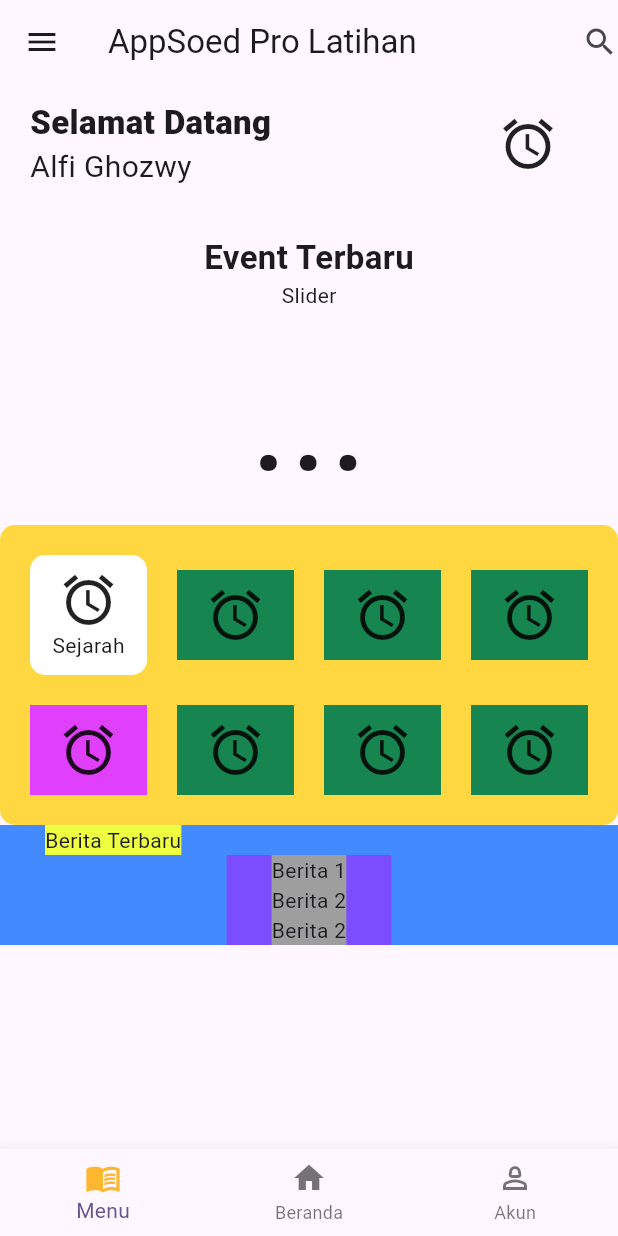
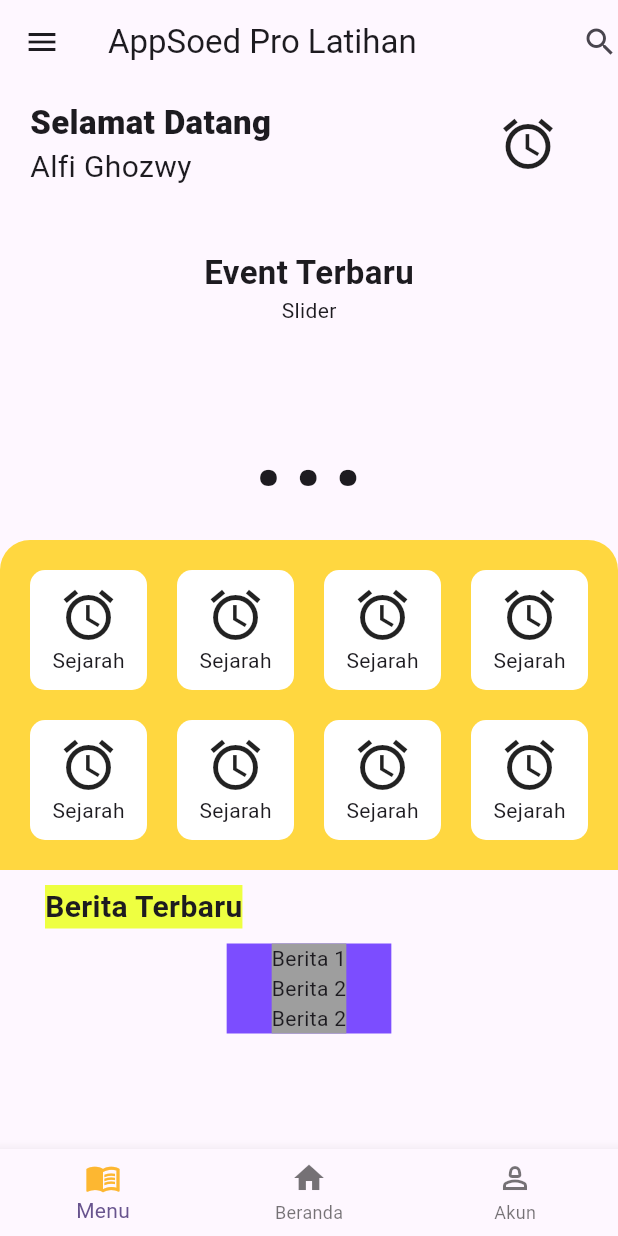
Before and after one commit to shizucc/AppSoed-Training, a Flutter app: the screen it shows after launch, on a phone screen of 412 x 824 dp. Run offline on Flutter 3.47's test engine with Material 2 defaults, Android fonts, the phone set to English and light mode, and no system bars.

Commit message:
add many

```diff
--- a/lib/main.dart
+++ b/lib/main.dart
@@ -17,7 +17,7 @@ class HomePage extends StatelessWidget {
       ),
       body: Column(crossAxisAlignment: CrossAxisAlignment.start, children: [
         Container(
-          margin: const EdgeInsets.only(top: 10),
+          margin: const EdgeInsets.symmetric(vertical: 10),
           child: Row(
             children: [
               Expanded(
@@ -83,8 +83,9 @@ class HomePage extends StatelessWidget {
         Container(
           padding: const EdgeInsets.all(10),
           decoration: const BoxDecoration(
-                borderRadius: BorderRadius.all(Radius.circular(10)),
+              borderRadius: BorderRadius.vertical(top: Radius.circular(20)),
               color: Colors.amberAccent),
+          child: Center(
               child: Column(
             children: [
               Row(
@@ -114,13 +115,21 @@ class HomePage extends StatelessWidget {
                   Expanded(
                     child: Container(
                       margin: const EdgeInsets.all(10),
-                        color: const Color.fromARGB(255, 23, 133, 79),
+                      decoration: const BoxDecoration(
+                        borderRadius: BorderRadius.all(Radius.circular(10)),
+                        color: Colors.white,
+                      ),
                       child: Expanded(
                           child: Container(
                         padding: const EdgeInsets.all(10),
-                          child: const Icon(
+                        child: const Column(
+                          children: [
+                            Icon(
                               Icons.access_alarm_outlined,
                               size: 40,
+                            ),
+                            Text("Sejarah")
+                          ],
                         ),
                       )),
                     ),
@@ -128,13 +137,21 @@ class HomePage extends StatelessWidget {
                   Expanded(
                     child: Container(
                       margin: const EdgeInsets.all(10),
-                        color: const Color.fromARGB(255, 23, 133, 79),
+                      decoration: const BoxDecoration(
+                        borderRadius: BorderRadius.all(Radius.circular(10)),
+                        color: Colors.white,
+                      ),
                       child: Expanded(
                           child: Container(
                         padding: const EdgeInsets.all(10),
-                          child: const Icon(
+                        child: const Column(
+                          children: [
+                            Icon(
                               Icons.access_alarm_outlined,
                               size: 40,
+                            ),
+                            Text("Sejarah")
+                          ],
                         ),
                       )),
                     ),
@@ -142,13 +159,21 @@ class HomePage extends StatelessWidget {
                   Expanded(
                     child: Container(
                       margin: const EdgeInsets.all(10),
-                        color: const Color.fromARGB(255, 23, 133, 79),
+                      decoration: const BoxDecoration(
+                        borderRadius: BorderRadius.all(Radius.circular(10)),
+                        color: Colors.white,
+                      ),
                       child: Expanded(
                           child: Container(
                         padding: const EdgeInsets.all(10),
-                          child: const Icon(
+                        child: const Column(
+                          children: [
+                            Icon(
                               Icons.access_alarm_outlined,
                               size: 40,
+                            ),
+                            Text("Sejarah")
+                          ],
                         ),
                       )),
                     ),
@@ -160,13 +185,21 @@ class HomePage extends StatelessWidget {
                   Expanded(
                     child: Container(
                       margin: const EdgeInsets.all(10),
-                        color: Colors.purpleAccent,
+                      decoration: const BoxDecoration(
+                        borderRadius: BorderRadius.all(Radius.circular(10)),
+                        color: Colors.white,
+                      ),
                       child: Expanded(
                           child: Container(
                         padding: const EdgeInsets.all(10),
-                          child: const Icon(
+                        child: const Column(
+                          children: [
+                            Icon(
                               Icons.access_alarm_outlined,
                               size: 40,
+                            ),
+                            Text("Sejarah")
+                          ],
                         ),
                       )),
                     ),
@@ -174,13 +207,21 @@ class HomePage extends StatelessWidget {
                   Expanded(
                     child: Container(
                       margin: const EdgeInsets.all(10),
-                        color: const Color.fromARGB(255, 23, 133, 79),
+                      decoration: const BoxDecoration(
+                        borderRadius: BorderRadius.all(Radius.circular(10)),
+                        color: Colors.white,
+                      ),
                       child: Expanded(
                           child: Container(
                         padding: const EdgeInsets.all(10),
-                          child: const Icon(
+                        child: const Column(
+                          children: [
+                            Icon(
                               Icons.access_alarm_outlined,
                               size: 40,
+                            ),
+                            Text("Sejarah")
+                          ],
                         ),
                       )),
                     ),
@@ -188,13 +229,21 @@ class HomePage extends StatelessWidget {
                   Expanded(
                     child: Container(
                       margin: const EdgeInsets.all(10),
-                        color: const Color.fromARGB(255, 23, 133, 79),
+                      decoration: const BoxDecoration(
+                        borderRadius: BorderRadius.all(Radius.circular(10)),
+                        color: Colors.white,
+                      ),
                       child: Expanded(
                           child: Container(
                         padding: const EdgeInsets.all(10),
-                          child: const Icon(
+                        child: const Column(
+                          children: [
+                            Icon(
                               Icons.access_alarm_outlined,
                               size: 40,
+                            ),
+                            Text("Sejarah")
+                          ],
                         ),
                       )),
                     ),
@@ -202,13 +251,21 @@ class HomePage extends StatelessWidget {
                   Expanded(
                     child: Container(
                       margin: const EdgeInsets.all(10),
-                        color: const Color.fromARGB(255, 23, 133, 79),
+                      decoration: const BoxDecoration(
+                        borderRadius: BorderRadius.all(Radius.circular(10)),
+                        color: Colors.white,
+                      ),
                       child: Expanded(
                           child: Container(
                         padding: const EdgeInsets.all(10),
-                          child: const Icon(
+                        child: const Column(
+                          children: [
+                            Icon(
                               Icons.access_alarm_outlined,
                               size: 40,
+                            ),
+                            Text("Sejarah")
+                          ],
                         ),
                       )),
                     ),
@@ -217,15 +274,20 @@ class HomePage extends StatelessWidget {
               ),
             ],
           )),
+        ),
         Container(
-          color: Colors.blueAccent,
+          margin: const EdgeInsets.only(top: 10, bottom: 10),
           child: Column(
             crossAxisAlignment: CrossAxisAlignment.start,
             children: [
               Container(
-                margin: const EdgeInsets.only(left: 30),
+                margin: const EdgeInsets.only(left: 30, bottom: 10),
                 color: Colors.limeAccent,
-                child: const Text("Berita Terbaru"),
+                child: const Text("Berita Terbaru",
+                    style: TextStyle(
+                        fontSize:
+                            TextSelectionToolbar.kToolbarContentDistanceBelow,
+                        fontWeight: FontWeight.w600)),
               ),
               Center(
                 child: Container(
```
Lines whose indentation alone changed are shown as unchanged.
